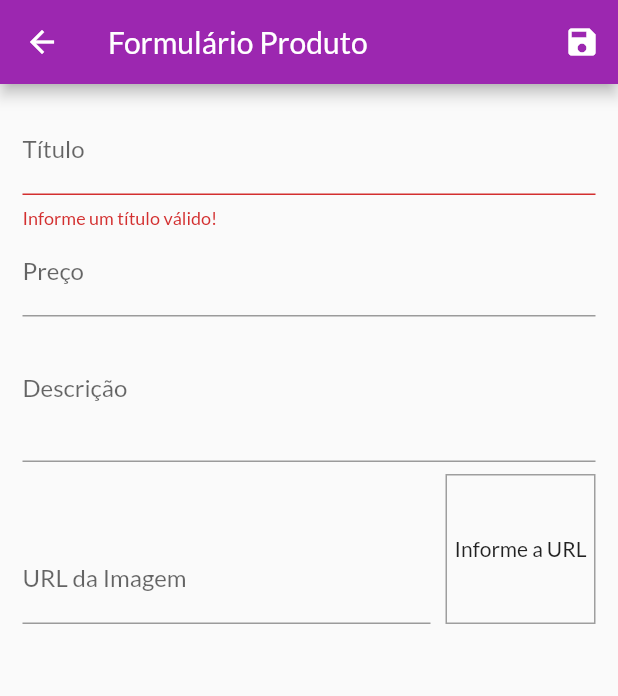
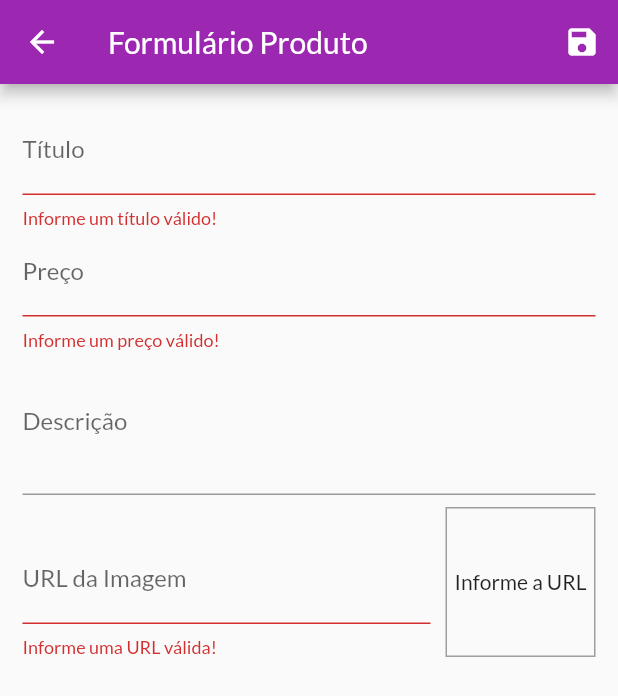
Before and after one commit to GabrielDVpereira/shopApp, a Flutter app: the FormScreen screen opened by its route, after a tap on the "save" icon, on a phone screen of 412 x 824 dp. Shown: the top 696 px of the screen. Run offline on Flutter 3.47's test engine with Material 2 defaults, Android fonts, the phone set to English and light mode, and no system bars; network calls fail.

Commit message:
Add field validation

```diff
--- a/lib/widgets/product_form_screen.dart
+++ b/lib/widgets/product_form_screen.dart
@@ -24,7 +24,21 @@ class _FormScreenState extends State<FormScreen> {
   }
 
   void _updateImageUrl() {
-    setState(() {});
+    if (isValidImageUrl(_imageUrlController.text)) {
+      setState(() {});
+    }
+  }
+
+  bool isValidImageUrl(String url) {
+    bool startsWithHttp = url.toLowerCase().startsWith('http://');
+    bool startsWithHttps = url.toLowerCase().startsWith('https://');
+
+    bool endsWithPng = url.toLowerCase().endsWith('.png');
+    bool endsWithJpg = url.toLowerCase().endsWith('.jpg');
+    bool endsWithJpeg = url.toLowerCase().endsWith('.jpeg');
+
+    return (startsWithHttp || startsWithHttps) &&
+        (endsWithJpeg || endsWithPng || endsWithJpg);
   }
 
   void _saveForm() {
@@ -92,6 +106,16 @@ class _FormScreenState extends State<FormScreen> {
                   FocusScope.of(context).requestFocus(_descriptionFocusNode);
                 },
                 onSaved: (value) => _formData['price'] = double.parse(value),
+                validator: (value) {
+                  bool isEmpty = value.trim().isEmpty;
+                  var newPrice = double.tryParse(value);
+                  bool isInvalid = newPrice == null || newPrice <= 0;
+
+                  if (isEmpty || isInvalid) {
+                    return 'Informe um preço válido!';
+                  }
+                  return null;
+                },
               ),
               TextFormField(
                 decoration: InputDecoration(labelText: 'Descrição'),
@@ -113,6 +137,14 @@ class _FormScreenState extends State<FormScreen> {
                       onSaved: (value) => _formData['imageUrl'] = value,
                       onFieldSubmitted: (_) {
                         _saveForm();
+                      },
+                      validator: (value) {
+                        bool isValid = value.trim().isEmpty;
+                        bool invalidUrl = isValidImageUrl(value);
+                        if (isValid || invalidUrl) {
+                          return 'Informe uma URL válida!';
+                        }
+                        return null;
                       },
                     ),
                   ),
```
